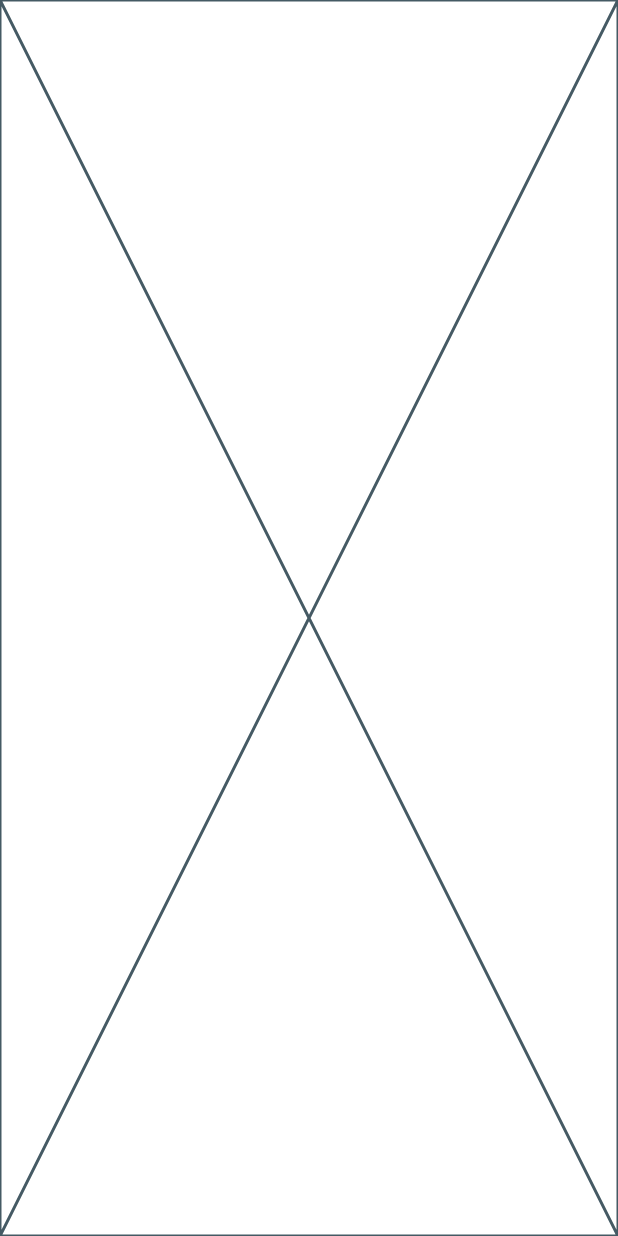
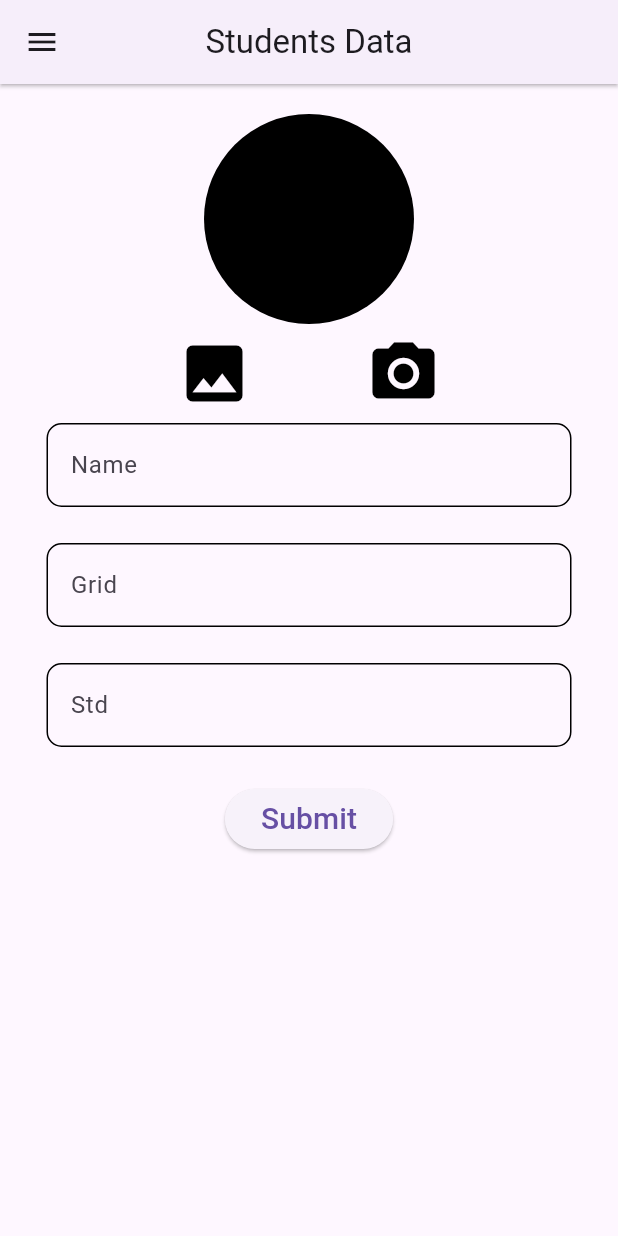
Before and after one commit to Vishalk0810/exam_core_flutter, a Flutter app: the screen it shows after launch, on a phone screen of 412 x 824 dp. Run offline on Flutter 3.47's test engine with Material 3 defaults, Android fonts, the phone set to English and light mode, and no system bars; our stand-ins replace image_picker; missing offline and left inert: image_picker_platform_interface.

Commit message:
20-06-2024

```diff
--- /dev/null
+++ b/lib/Global.dart
@@ -0,0 +1,12 @@
+import 'dart:io';
+import 'package:flutter/material.dart';
+import 'package:image_picker/image_picker.dart';
+
+ImagePicker imagePicker = ImagePicker();
+File? fileImage;
+
+TextEditingController txtName = TextEditingController();
+TextEditingController txtGrid = TextEditingController();
+TextEditingController txtStd = TextEditingController();
+
+var FormKey = GlobalKey();
--- a/lib/Screens/home_screen/home_screen.dart
+++ b/lib/Screens/home_screen/home_screen.dart
@@ -1,4 +1,8 @@
+import 'dart:io';
+import 'package:exam_core_flutter/Global.dart';
+import 'package:exam_core_flutter/utils/list.dart';
 import 'package:flutter/material.dart';
+import 'package:image_picker_platform_interface/image_picker_platform_interface.dart';
 
 class HomeScreen extends StatefulWidget {
   const HomeScreen({super.key});
@@ -7,9 +11,135 @@ class HomeScreen extends StatefulWidget {
   State<HomeScreen> createState() => _HomeScreenState();
 }
 
+StudentModal? studentmodal;
+
 class _HomeScreenState extends State<HomeScreen> {
   @override
   Widget build(BuildContext context) {
-    return const Placeholder();
+    return SafeArea(
+        child: Scaffold(
+      appBar: AppBar(
+        elevation: 1,
+        shadowColor: Colors.black,
+        centerTitle: true,
+        title: Text('Students Data'),
+        leading: Icon(Icons.menu),
+      ),
+      body: Padding(
+        padding: const EdgeInsets.only(top: 20),
+        child: Row(
+          mainAxisAlignment: MainAxisAlignment.center,
+          children: [
+            SingleChildScrollView(
+              child: Column(
+                children: [
+                  CircleAvatar(
+                    radius: 70,
+                    backgroundColor: Colors.black,
+                    backgroundImage: (fileImage != null)? FileImage(fileImage!) : null,
+                  ),
+                  Row(
+                    children: [
+                      IconButton(
+                          onPressed: () async {
+                            XFile? xFileImage = await imagePicker.pickImage(
+                                source: ImageSource.gallery);
+                            setState(() {
+                              fileImage = File(xFileImage!.path);
+                            });
+                          },
+                          icon: Icon(
+                            Icons.image,
+                            size: 50,
+                            color: Colors.black,
+                          )),
+                      SizedBox(
+                        width: 60,
+                      ),
+                      IconButton(
+                          onPressed: () async {
+                            XFile? xFileImage = await imagePicker.pickImage(
+                                source: ImageSource.camera);
+                            setState(() {
+                              fileImage = File(xFileImage!.path);
+                            });
+                          },
+                          icon: Icon(
+                            Icons.camera_alt,
+                            size: 50,
+                            color: Colors.black,
+                          )),
+                    ],
+                  ),
+                  SizedBox(
+                    height: 80,
+                    width: 350,
+                    child: TextFormField(
+                      controller: txtName,
+                      decoration: InputDecoration(
+                        hintText: 'Name',
+                        labelText: 'Name',
+                        enabledBorder: OutlineInputBorder(
+                          borderSide: BorderSide(width: 1,color: Colors.black),
+                          borderRadius: BorderRadius.all(Radius.circular(10)),
+                        ),
+                        focusedBorder: OutlineInputBorder(
+                          borderSide: BorderSide(width: 1.5,color: Colors.black),
+                          borderRadius: BorderRadius.all(Radius.circular(10)),
+                        ),
+                      ),
+                    ),
+                  ),
+                  SizedBox(
+                    height: 80,
+                    width: 350,
+                    child: TextFormField(
+                      controller: txtGrid,
+                      decoration: InputDecoration(
+                        hintText: 'Grid',
+                        labelText: 'Grid',
+                        enabledBorder: OutlineInputBorder(
+                          borderSide: BorderSide(width: 1,color: Colors.black),
+                          borderRadius: BorderRadius.all(Radius.circular(10)),
+                        ),
+                        focusedBorder: OutlineInputBorder(
+                          borderSide: BorderSide(width: 1.5,color: Colors.black),
+                          borderRadius: BorderRadius.all(Radius.circular(10)),
+                        ),
+                      ),
+                    ),
+                  ),
+                  SizedBox(
+                    height: 80,
+                    width: 350,
+                    child: TextFormField(
+                      controller: txtStd,
+                      decoration: InputDecoration(
+                        hintText: 'Std',
+                        labelText: 'Std',
+                        enabledBorder: OutlineInputBorder(
+                          borderSide: BorderSide(width: 1,color: Colors.black),
+                          borderRadius: BorderRadius.all(Radius.circular(10)),
+                        ),
+                        focusedBorder: OutlineInputBorder(
+                          borderSide: BorderSide(width: 1.5,color: Colors.black),
+                          borderRadius: BorderRadius.all(Radius.circular(10)),
+                        ),
+                      ),
+                    ),
+                  ),
+                  ElevatedButton(
+                      onPressed: () {
+                        Navigator.pushNamed(context, '/detail');
+                  }, child: Text('Submit',style: TextStyle(
+                    fontSize: 20
+                  ),)),
+                ],
+              ),
+            ),
+          ],
+        ),
+      ),
+    ));
   }
 }
--- a/lib/routes.dart
+++ b/lib/routes.dart
@@ -1,8 +1,13 @@
 import 'package:exam_core_flutter/Screens/home_screen/home_screen.dart';
 import 'package:flutter/material.dart';
+
+import 'Screens/details Page/details_screen.dart';
+import 'Screens/home_screen2/home_screen2.dart';
 
 class MapRoutes{
   static Map<String, Widget Function(BuildContext)>routes = {
     '/':(context)=> const HomeScreen(),
+    '/detail':(context)=> const DetailsScreen(),
+    '/home':(context)=> const HomeScreen2(),
   };
 }
--- /dev/null
+++ b/lib/utils/list.dart
@@ -0,0 +1,25 @@
+import 'package:flutter/material.dart';
+
+List studentsList =[
+  {
+    'name': 'Vishal',
+    'grid': '5419',
+    'std': '12th',
+  }
+];
+
+List StudentModalList =[];
+
+class StudentModal{
+  String? name,grid,std;
+
+  StudentModal(this.name,this.grid,this.std);
+
+  StudentModal.toList({required l1})
+  {
+    for(int i=0; i<l1.length; i++)
+      {
+        StudentModalList.add(l1[i]);
+      }
+  }
+}
```
Also changed, not shown: lib/Screens/details Page/details_screen.dart (added, +264 -0 lines), lib/Screens/home_screen2/home_screen2.dart (added, +148 -0 lines).
